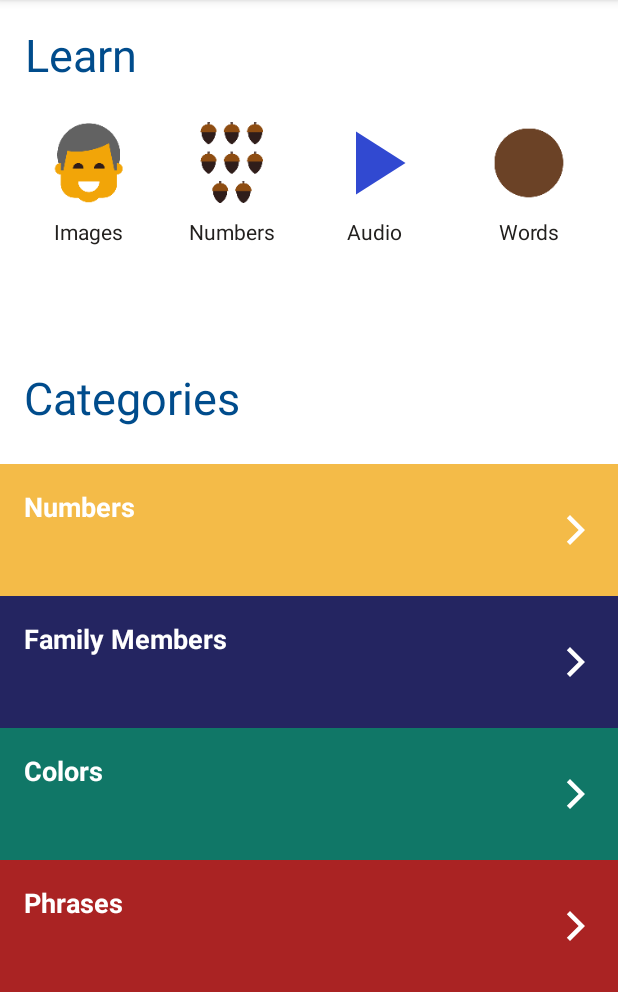
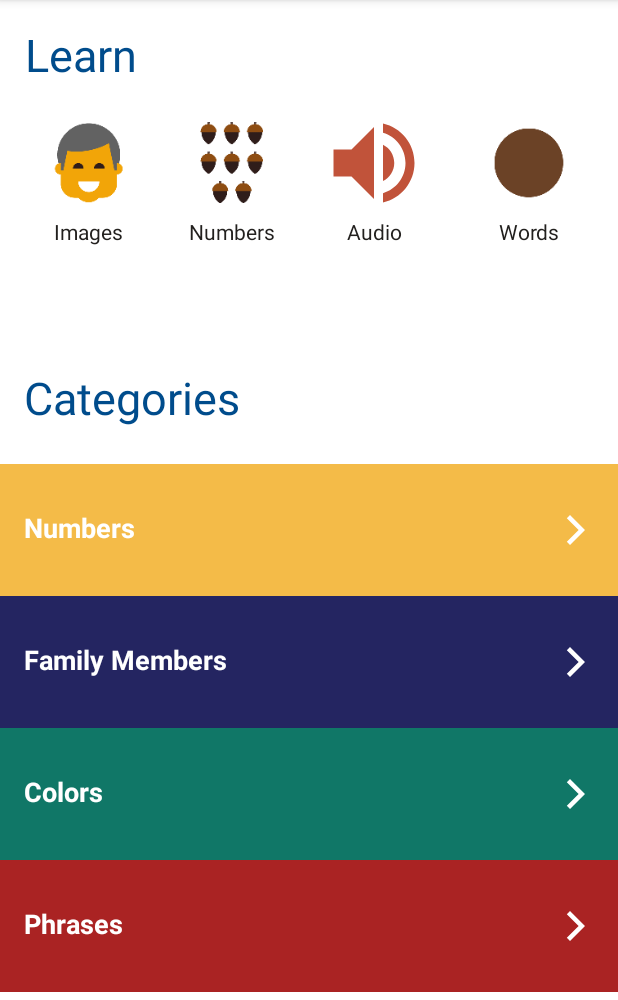
Before and after one commit to richieoscar/Miwoklanguagetranslation, an Android app: the screen it shows after launch (MainActivity), on a phone screen of 412 x 824 dp, the part 84-1084 px from its top. Run offline under Robolectric (Android 15) with nearby library versions, the phone set to English and light mode, and no system bars.

Commit message:
clean up

```diff
--- a/app/src/main/java/com/richieoscar/miwok/ui/NumberActivity.java
+++ b/app/src/main/java/com/richieoscar/miwok/ui/NumberActivity.java
@@ -24,7 +24,6 @@ public class NumberActivity extends AppCompatActivity {
     protected void onCreate(Bundle savedInstanceState) {
         super.onCreate(savedInstanceState);
         setContentView(R.layout.activity_number);
-
         setUpRecyclerView(Datamanager.getNumbers());
 
     }
--- /dev/null
+++ b/app/src/main/res/drawable/ic_audio.xml
@@ -0,0 +1,5 @@
+<vector android:height="24dp" android:tint="#44FF4B"
+    android:viewportHeight="24" android:viewportWidth="24"
+    android:width="24dp" xmlns:android="http://schemas.android.com/apk/res/android">
+    <path android:fillColor="@android:color/white" android:pathData="M3,9v6h4l5,5L12,4L7,9L3,9zM16.5,12c0,-1.77 -1.02,-3.29 -2.5,-4.03v8.05c1.48,-0.73 2.5,-2.25 2.5,-4.02zM14,3.23v2.06c2.89,0.86 5,3.54 5,6.71s-2.11,5.85 -5,6.71v2.06c4.01,-0.91 7,-4.49 7,-8.77s-2.99,-7.86 -7,-8.77z"/>
+</vector>
--- /dev/null
+++ b/app/src/main/res/drawable/ic_audio2.xml
@@ -0,0 +1,5 @@
+<vector android:alpha="0.8" android:height="24dp" android:tint="#B22809"
+    android:viewportHeight="24" android:viewportWidth="24"
+    android:width="24dp" xmlns:android="http://schemas.android.com/apk/res/android">
+    <path android:fillColor="@android:color/white" android:pathData="M3,9v6h4l5,5L12,4L7,9L3,9zM16.5,12c0,-1.77 -1.02,-3.29 -2.5,-4.03v8.05c1.48,-0.73 2.5,-2.25 2.5,-4.02zM14,3.23v2.06c2.89,0.86 5,3.54 5,6.71s-2.11,5.85 -5,6.71v2.06c4.01,-0.91 7,-4.49 7,-8.77s-2.99,-7.86 -7,-8.77z"/>
+</vector>
--- /dev/null
+++ b/app/src/main/res/drawable/ic_baseline_volume_up.xml
@@ -0,0 +1,5 @@
+<vector android:alpha="0.52" android:height="24dp"
+    android:tint="#44FF4B" android:viewportHeight="24"
+    android:viewportWidth="24" android:width="24dp" xmlns:android="http://schemas.android.com/apk/res/android">
+    <path android:fillColor="@android:color/white" android:pathData="M3,9v6h4l5,5L12,4L7,9L3,9zM16.5,12c0,-1.77 -1.02,-3.29 -2.5,-4.03v8.05c1.48,-0.73 2.5,-2.25 2.5,-4.02zM14,3.23v2.06c2.89,0.86 5,3.54 5,6.71s-2.11,5.85 -5,6.71v2.06c4.01,-0.91 7,-4.49 7,-8.77s-2.99,-7.86 -7,-8.77z"/>
+</vector>
--- a/app/src/main/res/layout/activity_main.xml
+++ b/app/src/main/res/layout/activity_main.xml
@@ -22,68 +22,108 @@
             android:layout_height="match_parent"
             android:background="#C4FFFFFF">
 
+            <LinearLayout
+                android:id="@+id/linearLayout"
+                android:layout_width="match_parent"
+                android:layout_height="wrap_content"
+                android:layout_marginTop="24dp"
+                android:background="@color/number_color"
+                app:layout_constraintEnd_toEndOf="parent"
+                app:layout_constraintStart_toStartOf="parent"
+                app:layout_constraintTop_toBottomOf="@+id/textView">
+
                 <TextView
                     android:id="@+id/textView_numbers"
-                android:layout_width="0dp"
+                    android:layout_width="match_parent"
                     android:layout_height="88dp"
-                android:layout_marginTop="24dp"
-                android:background="#F4BB48"
+                    android:background="?android:attr/selectableItemBackground"
                     android:drawableEnd="@drawable/ic_arrow"
-                android:padding="16dp"
-                android:text="Numbers"
+                    android:padding="30dp"
+                    android:paddingStart="16dp"
+                    android:paddingEnd="16dp"
+                    android:text="@string/numbers"
                     android:textColor="#FFFFFF"
                     android:textSize="18sp"
                     android:textStyle="bold"
+                    tools:layout_editor_absoluteY="309dp" />
+            </LinearLayout>
+
+            <LinearLayout
+                android:id="@+id/linearLayout2"
+                android:layout_width="match_parent"
+                android:layout_height="wrap_content"
+                android:background="@color/family_color"
                 app:layout_constraintEnd_toEndOf="parent"
-                app:layout_constraintHorizontal_bias="0.0"
                 app:layout_constraintStart_toStartOf="parent"
-                app:layout_constraintTop_toBottomOf="@+id/textView" />
+                app:layout_constraintTop_toBottomOf="@+id/linearLayout">
 
                 <TextView
                     android:id="@+id/textView_familiy"
-                android:layout_width="0dp"
+                    android:layout_width="match_parent"
                     android:layout_height="88dp"
-                android:background="#242561"
+                    android:background="?android:attr/selectableItemBackground"
                     android:drawableEnd="@drawable/ic_arrow"
-                android:padding="16dp"
-                android:text="Family Members"
+                    android:padding="30dp"
+                    android:paddingStart="16dp"
+                    android:paddingEnd="16dp"
+                    android:text="@string/family_members"
                     android:textColor="#FFFFFF"
                     android:textSize="18sp"
                     android:textStyle="bold"
+                    tools:layout_editor_absoluteX="222dp"
+                    tools:layout_editor_absoluteY="397dp" />
+            </LinearLayout>
+
+            <LinearLayout
+                android:id="@+id/linearLayout3"
+                android:layout_width="match_parent"
+                android:layout_height="wrap_content"
+                android:background="@color/colors_color"
                 app:layout_constraintEnd_toEndOf="parent"
                 app:layout_constraintStart_toStartOf="parent"
-                app:layout_constraintTop_toBottomOf="@+id/textView_numbers" />
+                app:layout_constraintTop_toBottomOf="@+id/linearLayout2">
 
                 <TextView
                     android:id="@+id/textViw_colors"
-                android:layout_width="0dp"
+                    android:layout_width="match_parent"
                     android:layout_height="88dp"
-                android:background="#107767"
+                    android:background="?android:attr/selectableItemBackground"
                     android:drawableEnd="@drawable/ic_arrow"
-                android:padding="16dp"
-                android:text="Colors"
+                    android:padding="30dp"
+                    android:paddingStart="16dp"
+                    android:paddingEnd="16dp"
+                    android:text="@string/colors"
                     android:textColor="#FFFFFF"
                     android:textSize="18sp"
                     android:textStyle="bold"
+                    tools:layout_editor_absoluteX="303dp"
+                    tools:layout_editor_absoluteY="485dp" />
+            </LinearLayout>
+
+            <LinearLayout
+                android:layout_width="match_parent"
+                android:layout_height="wrap_content"
+                android:background="@color/phrase_color"
                 app:layout_constraintEnd_toEndOf="parent"
                 app:layout_constraintStart_toStartOf="parent"
-                app:layout_constraintTop_toBottomOf="@+id/textView_familiy" />
+                app:layout_constraintTop_toBottomOf="@+id/linearLayout3">
 
                 <TextView
                     android:id="@+id/textView_phrases"
-                android:layout_width="0dp"
+                    android:layout_width="match_parent"
                     android:layout_height="88dp"
-                android:background="#AA2323"
+                    android:background="?android:attr/selectableItemBackground"
                     android:drawableEnd="@drawable/ic_arrow"
-                android:padding="16dp"
-                android:text="Phrases"
+                    android:padding="30dp"
+                    android:paddingStart="16dp"
+                    android:paddingEnd="16dp"
+                    android:text="@string/phrases"
                     android:textColor="#FFFFFF"
                     android:textSize="18sp"
                     android:textStyle="bold"
-                app:layout_constraintEnd_toEndOf="parent"
-                app:layout_constraintHorizontal_bias="0.0"
-                app:layout_constraintStart_toStartOf="parent"
-                app:layout_constraintTop_toBottomOf="@+id/textViw_colors" />
+                    tools:layout_editor_absoluteX="291dp"
+                    tools:layout_editor_absoluteY="573dp" />
+            </LinearLayout>
 
             <TextView
                 android:id="@+id/textView"
@@ -93,7 +133,7 @@
                 android:layout_marginTop="100dp"
                 android:fontFamily="sans-serif"
                 android:shadowColor="#121111"
-                android:text="Categories"
+                android:text="@string/categories"
                 android:textColor="@color/primaryDarkColor"
                 android:textSize="30sp"
                 app:layout_constraintStart_toStartOf="parent"
@@ -105,7 +145,7 @@
                 android:layout_height="wrap_content"
                 android:layout_marginTop="16dp"
                 android:fontFamily="sans-serif"
-                android:text="Learn"
+                android:text="@string/learn"
                 android:textColor="@color/primaryDarkColor"
                 android:textSize="30sp"
                 app:layout_constraintEnd_toEndOf="parent"
@@ -145,7 +185,7 @@
                 app:layout_constraintHorizontal_bias="0.5"
                 app:layout_constraintStart_toEndOf="@+id/imageView3"
                 app:layout_constraintTop_toBottomOf="@+id/textView2"
-                app:srcCompat="@drawable/ic_baseline_play_arrow_24" />
+                app:srcCompat="@drawable/ic_audio2" />
 
             <ImageView
                 android:id="@+id/imageView5"
@@ -162,7 +202,7 @@
                 android:id="@+id/textView3"
                 android:layout_width="wrap_content"
                 android:layout_height="wrap_content"
-                android:text="Images"
+                android:text="@string/images"
                 android:textColor="#22201E"
                 app:layout_constraintEnd_toEndOf="@+id/imageView2"
                 app:layout_constraintStart_toStartOf="@+id/imageView2"
@@ -172,7 +212,7 @@
                 android:id="@+id/textView4"
                 android:layout_width="wrap_content"
                 android:layout_height="wrap_content"
-                android:text="Numbers"
+                android:text="@string/numbers"
                 android:textColor="#22201E"
                 app:layout_constraintEnd_toEndOf="@+id/imageView3"
                 app:layout_constraintStart_toStartOf="@+id/imageView3"
@@ -182,7 +222,7 @@
                 android:id="@+id/textView5"
                 android:layout_width="wrap_content"
                 android:layout_height="wrap_content"
-                android:text="Audio"
+                android:text="@string/audio"
                 android:textColor="#22201E"
                 app:layout_constraintEnd_toEndOf="@+id/imageView4"
                 app:layout_constraintStart_toStartOf="@+id/imageView4"
@@ -192,7 +232,7 @@
                 android:id="@+id/textView6"
                 android:layout_width="wrap_content"
                 android:layout_height="wrap_content"
-                android:text="Words"
+                android:text="@string/words"
                 android:textColor="#22201E"
                 app:layout_constraintEnd_toEndOf="@+id/imageView5"
                 app:layout_constraintStart_toStartOf="@+id/imageView5"
--- a/app/src/main/res/values/colors.xml
+++ b/app/src/main/res/values/colors.xml
@@ -15,8 +15,12 @@
     <color name="primaryTextColor">#ffffff</color>
 
 <!--    color for activities-->
+
+
+    <color name="color_color">#107767</color>
+    <color name="phrase_color">#AA2323</color>
     <color name="number_color">#F4BB48</color>
     <color name="family_color">#242561</color>
-    <color name="color_color">#107767</color>
-    <color name="phrase_color">#AA2323</color>
+    <color name="colors_color">#107767</color>
+
 </resources>
--- a/app/src/main/res/values/strings.xml
+++ b/app/src/main/res/values/strings.xml
@@ -4,4 +4,19 @@
     <string name="family_members">Family Members</string>
     <string name="colors">Colors</string>
     <string name="phrases">Phrases</string>
+
+    <string name="about">The Miwok (also spelled Miwuk, Mi-Wuk, or Me-Wuk) are members of four
+        linguistically related Native American groups indigenous to what is now Northern California,
+        who traditionally spoke one of theMiwok languages in the Utian family.
+        The word Miwok means people in the Miwok language.</string>
+    <string name="about_miwok">About</string>
+    <string name="numbers">Numbers</string>
+    <string name="family_members">Family Members</string>
+    <string name="colors">Colors</string>
+    <string name="phrases">Phrases</string>
+    <string name="categories">Categories</string>
+    <string name="learn">Learn</string>
+    <string name="images">Images</string>
+    <string name="audio">Audio</string>
+    <string name="words">Words</string>
 </resources>
```
Also changed, not shown: app/src/main/AndroidManifest.xml (+8 -3 lines), app/src/main/java/com/richieoscar/miwok/ui/AboutActivity.java (added, +17 -0 lines), app/src/main/java/com/richieoscar/miwok/ui/ColorActivity.java (+5 -5 lines), app/src/main/java/com/richieoscar/miwok/ui/FamilyActivity.java (+5 -6 lines), app/src/main/java/com/richieoscar/miwok/ui/MainActivity.java (+15 -13 lines), app/src/main/java/com/richieoscar/miwok/ui/PhraseActivity.java (+5 -7 lines), app/src/main/res/layout/activity_about.xml (added, +49 -0 lines). Lines whose indentation alone changed are shown as unchanged.
